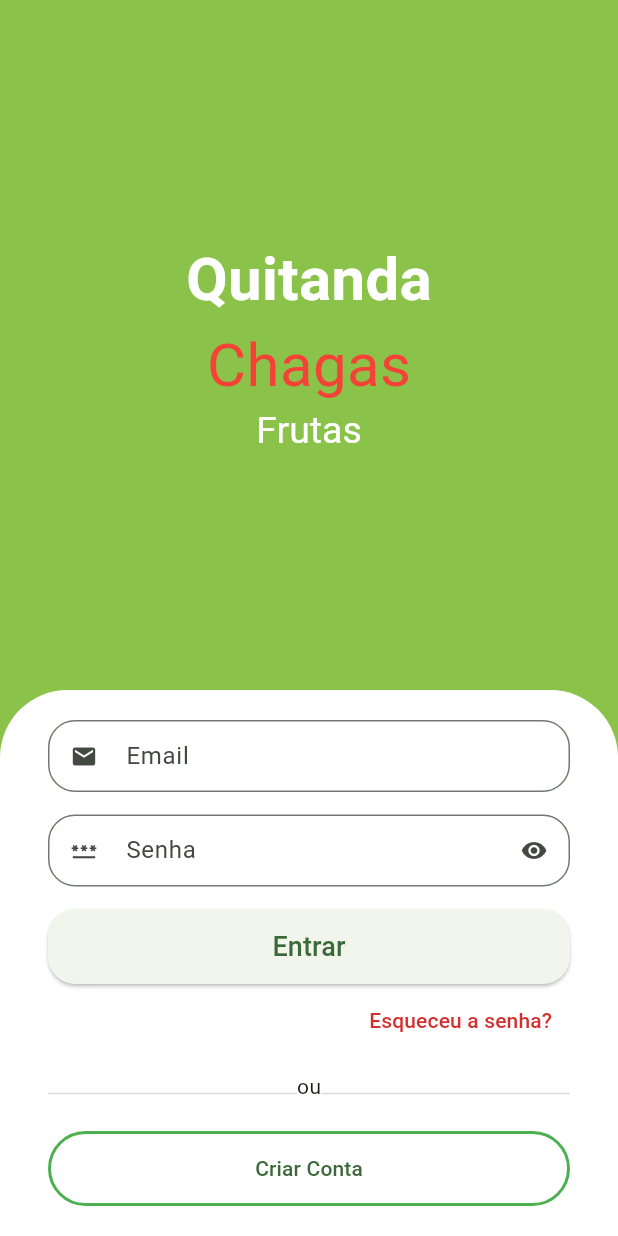
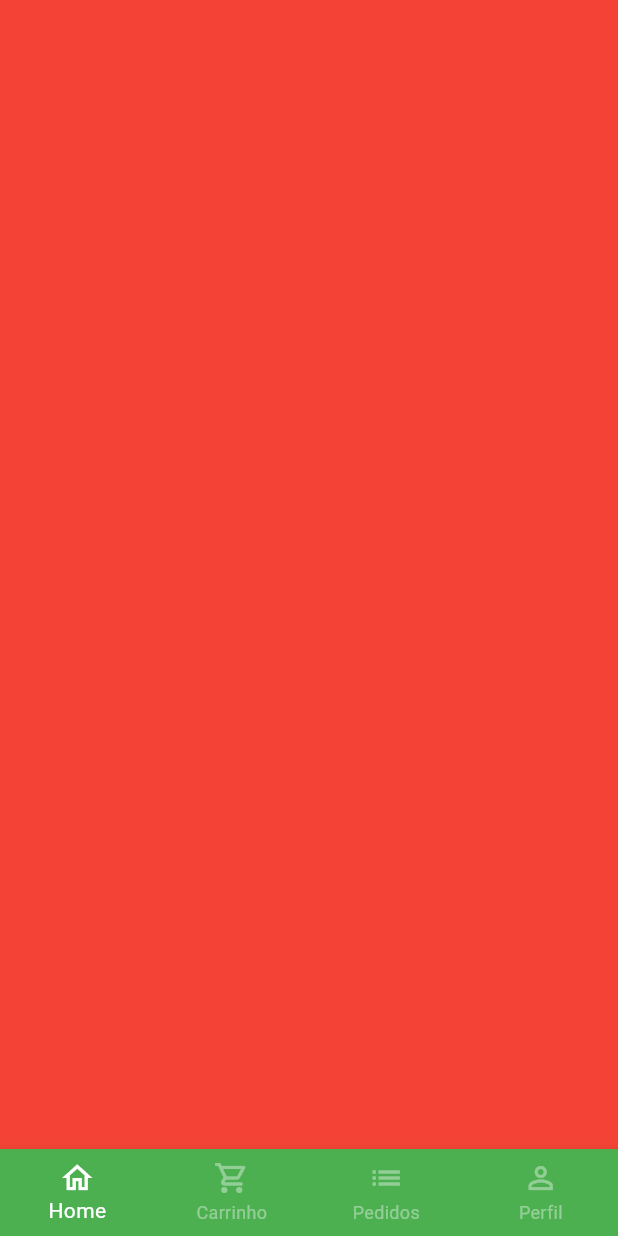
Before and after one commit to douglaskks/app_quitanda, a Flutter app: the screen it shows after launch, after a tap on "Entrar", on a phone screen of 412 x 824 dp. Run offline on Flutter 3.47's test engine with Material 3 defaults, Android fonts, the phone set to English and light mode, and no system bars; drawn by our look-alikes of animated_text_kit; our stand-ins replace mask_text_input_formatter.

Commit message:
Tela base adicionada

```diff
--- a/lib/main.dart
+++ b/lib/main.dart
@@ -1,4 +1,4 @@
-import 'package:app_quitanda/src/auth/sign_In_Screen.dart';
+import 'package:app_quitanda/src/auth/components/sign_In_Screen.dart';
 import 'package:flutter/material.dart';
 
 void main() {
@@ -18,7 +18,7 @@ class MyApp extends StatelessWidget {
         useMaterial3: true,
       ),
       debugShowCheckedModeBanner: false,
-      home: const SignInScreen(),
+      home: SignInScreen(),
     );
   }
 }
--- a/lib/src/auth/sign_In_Screen.dart
+++ b/lib/src/auth/components/sign_In_Screen.dart
@@ -1,12 +1,21 @@
 import 'package:animated_text_kit/animated_text_kit.dart';
-import 'package:app_quitanda/src/auth/components/custom_text_fields.dart';
+import 'package:app_quitanda/src/auth/components/sign_up_Screen.dart';
+import 'package:app_quitanda/src/auth/config/custom_text_fields.dart';
 import 'package:app_quitanda/src/auth/config/custom_colors.dart';
+import 'package:app_quitanda/src/base/base_screnn.dart';
 import 'package:flutter/cupertino.dart';
 import 'package:flutter/material.dart';
 import 'package:flutter/widgets.dart';
+import 'package:mask_text_input_formatter/mask_text_input_formatter.dart';
 
 class SignInScreen extends StatelessWidget {
-  const SignInScreen({Key? key});
+  SignInScreen({Key? key});
+
+  final cpfFormater = MaskTextInputFormatter(mask: '###.###.###-##', filter: {
+    '#': RegExp(
+      r'[0-9]',
+    ),
+  });
 
   @override
   Widget build(BuildContext context) {
@@ -78,6 +87,8 @@ class SignInScreen extends StatelessWidget {
                       label: 'Senha',
                       isSecret: true,
                     ),
+
+                    //Botão de Entrar
                     SizedBox(
                       height: 50,
                       width: 120,
@@ -87,7 +98,15 @@ class SignInScreen extends StatelessWidget {
                             borderRadius: BorderRadius.circular(18),
                           ),
                         ),
-                        onPressed: () {},
+                        onPressed: () {
+                          Navigator.of(context).pushReplacement(
+                            MaterialPageRoute(
+                              builder: (c) {
+                                return BaseScreen();
+                              },
+                            ),
+                          );
+                        },
                         child: const Text(
                           "Entrar",
                           style: TextStyle(fontSize: 18),
@@ -129,7 +148,13 @@ class SignInScreen extends StatelessWidget {
                         style: OutlinedButton.styleFrom(
                           side: BorderSide(width: 2, color: Colors.green),
                         ),
-                        onPressed: () {},
+                        onPressed: () {
+                          Navigator.of(context).push(
+                            MaterialPageRoute(builder: (c) {
+                              return SignUpScreen();
+                            }),
+                          );
+                        },
                         child: Text("Criar Conta"),
                       ),
                     ),
--- a/lib/src/auth/components/custom_text_fields.dart
+++ b/lib/src/auth/config/custom_text_fields.dart
@@ -1,16 +1,20 @@
 import 'package:flutter/material.dart';
+import 'package:flutter/services.dart';
 
 // ignore: must_be_immutable
 class CustomTextField extends StatefulWidget {
   final IconData icon;
   final String label;
   final bool isSecret;
+  final List<TextInputFormatter>? inputFormatters;
 
-  const CustomTextField(
-      {super.key,
-      required this.icon,
-      required this.label,
-      this.isSecret = false});
+  const CustomTextField({
+    super.key,
+    required this.icon,
+    required this.label,
+    this.isSecret = false,
+    this.inputFormatters,
+  });
 
   @override
   State<CustomTextField> createState() => _CustomTextFieldState();
@@ -32,6 +36,7 @@ class _CustomTextFieldState extends State<CustomTextField> {
     return Padding(
       padding: const EdgeInsets.only(bottom: 15),
       child: TextFormField(
+        inputFormatters: widget.inputFormatters,
         obscureText: isObscure,
         decoration: InputDecoration(
           prefixIcon: Icon(widget.icon),
--- /dev/null
+++ b/lib/src/base/base_screnn.dart
@@ -0,0 +1,79 @@
+import 'package:flutter/cupertino.dart';
+import 'package:flutter/material.dart';
+
+// ignore: must_be_immutable
+class BaseScreen extends StatefulWidget {
+  BaseScreen({Key? key});
+
+  int currentIndexFace = 0;
+  final pageController = PageController();
+
+  @override
+  State<BaseScreen> createState() => _BaseScreenState();
+}
+
+class _BaseScreenState extends State<BaseScreen> {
+  @override
+  Widget build(BuildContext context) {
+    return Scaffold(
+      body: PageView(
+        physics: const NeverScrollableScrollPhysics(),
+        controller: widget.pageController,
+        children: [
+          Container(
+            color: Colors.red,
+          ),
+          Container(
+            color: Colors.yellow,
+          ),
+          Container(
+            color: Colors.blue,
+          ),
+          Container(
+            color: Colors.purple,
+          ),
+        ],
+      ),
+      bottomNavigationBar: BottomNavigationBar(
+        currentIndex: widget.currentIndexFace,
+        onTap: (index) {
+          setState(() {
+            widget.currentIndexFace = index;
+            widget.pageController.jumpToPage(index);
+          });
+        },
+        type: BottomNavigationBarType.fixed,
+        backgroundColor: Colors.green,
+        selectedItemColor: Colors.white,
+        unselectedItemColor: Colors.white.withAlpha(100),
+        items: [
+          const BottomNavigationBarItem(
+            icon: Icon(
+              Icons.home_outlined,
+            ),
+            label: 'Home',
+          ),
+          BottomNavigationBarItem(
+            // Removido o const
+            icon: Icon(
+              Icons.shopping_cart_outlined,
+            ),
+            label: 'Carrinho',
+          ),
+          BottomNavigationBarItem(
+            icon: Icon(
+              Icons.list,
+            ),
+            label: 'Pedidos',
+          ),
+          BottomNavigationBarItem(
+            icon: Icon(
+              Icons.person_outline,
+            ),
+            label: 'Perfil',
+          ),
+        ],
+      ),
+    );
+  }
+}
--- a/pubspec.yaml
+++ b/pubspec.yaml
@@ -36,6 +36,7 @@ dependencies:
   # Use with the CupertinoIcons class for iOS style icons.
   cupertino_icons: ^1.0.6
   animated_text_kit: ^4.2.1
+  mask_text_input_formatter: ^2.9.0
 
 dev_dependencies:
   flutter_test:
```
Also changed, not shown: lib/src/auth/components/sign_up_Screen.dart (added, +131 -0 lines), pubspec.lock.
